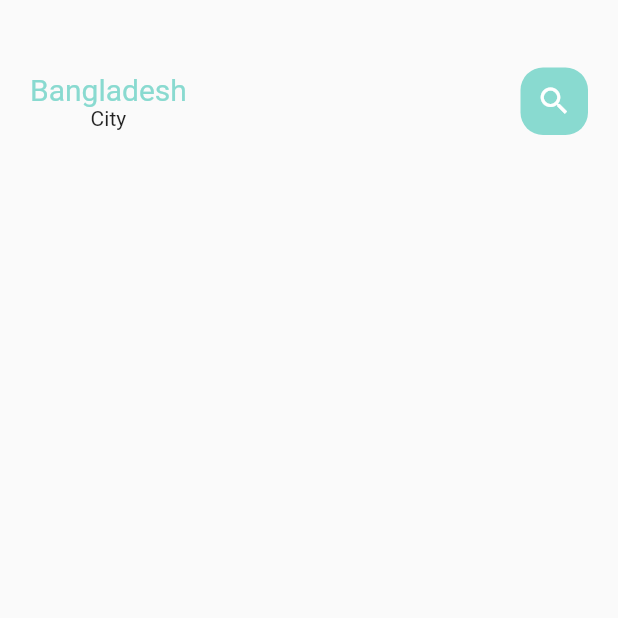
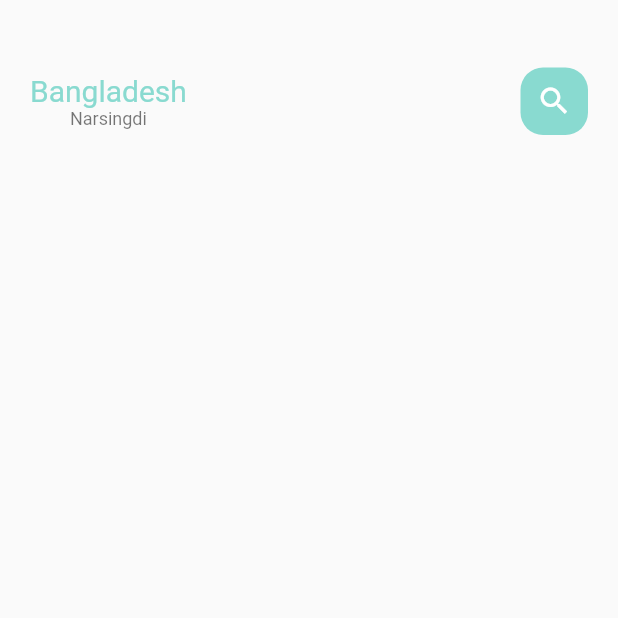
Before and after one commit to mahershmesa/food-delivery, a Flutter app: the MainFoodPage screen opened directly, on a phone screen of 412 x 824 dp, the top half of it. Run offline on Flutter 3.47's test engine with Material 2 defaults, Android fonts, the phone set to English and light mode, and no system bars.

Commit message:
first commit

```diff
--- a/lib/home/main_food_page.dart
+++ b/lib/home/main_food_page.dart
@@ -1,6 +1,7 @@
 import 'package:flutter/material.dart';
 import 'package:flutter_food_delivery/utils/colors.dart';
 import 'package:flutter_food_delivery/widgets/big_text.dart';
+import 'package:flutter_food_delivery/widgets/small_text.dart';
 
 class MainFoodPage extends StatefulWidget {
   const MainFoodPage({ Key? key }) : super(key: key);
@@ -25,7 +26,7 @@ class _MainFoodPageState extends State<MainFoodPage> {
             Column(
               children: [
               BigText(text: "Bangladesh",color: AppColors.mainColor,),
-              Text("City"),
+              SmallText(text: "Narsingdi",color: Colors.black54,),
               ],
           ),
           Center(
--- a/lib/widgets/big_text.dart
+++ b/lib/widgets/big_text.dart
@@ -12,6 +12,7 @@ class BigText extends StatelessWidget {
   Widget build(BuildContext context) {
     return Text(
       text,
+      maxLines: 1,
       overflow: overflow,
       style: TextStyle(
         fontFamily: 'Roboto',
--- /dev/null
+++ b/lib/widgets/small_text.dart
@@ -0,0 +1,27 @@
+import 'package:flutter/material.dart';
+
+class SmallText extends StatelessWidget {
+  Color? color;
+  final String text;
+  double size;
+  double height;
+  SmallText({ Key? key,
+  this.color = const Color(0xFFccc7c5),
+  required this.text,this.size=12,
+  this.height=1.2
+  }) : super(key: key);
+
+  @override
+  Widget build(BuildContext context) {
+    return Text(
+      text,
+
+      style: TextStyle(
+        fontFamily: 'Roboto',
+        color: color,
+        fontSize: size,
+        height: height
+        ),
+    );
+  }
+}
```
